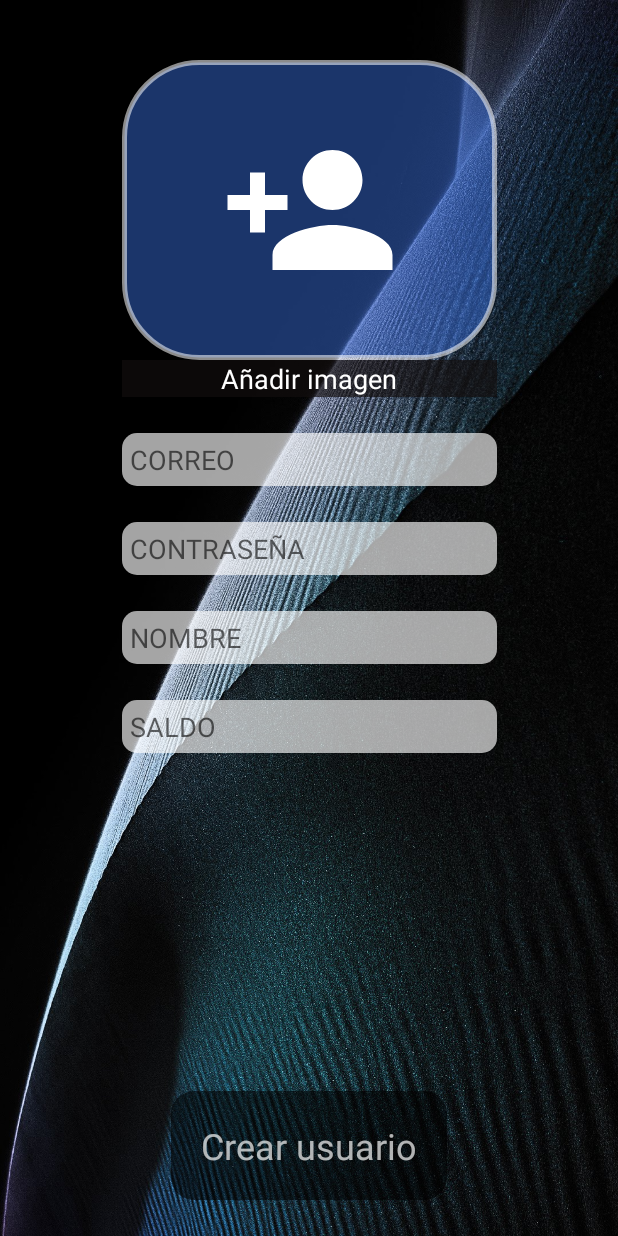
After one commit to Linkeriyo/PracticaMercadoMunicipal, an Android app: the RegisterActivity screen opened directly, with no data from a screen before it, on a phone screen of 412 x 824 dp. The commit adds this screen. Run offline under Robolectric (Android 15) with nearby library versions, the phone set to English and light mode, and no system bars; our stand-ins replace Firebase (no records; nobody signed in at launch, a user with empty details on screens opened directly).

Commit message:
registerActivity

```diff
--- a/app/src/main/AndroidManifest.xml
+++ b/app/src/main/AndroidManifest.xml
@@ -11,6 +11,7 @@
         android:roundIcon="@mipmap/ic_launcher_round"
         android:supportsRtl="true"
         android:theme="@style/Theme.PracticaMercadoMunicipal">
+        <activity android:name=".RegisterActivity"></activity>
         <activity android:name=".LoginActivity" />
         <activity android:name=".ProductsActivity" />
         <activity android:name=".StoresActivity" />
--- a/app/src/main/java/com/example/practicamercadomunicipal/LoginActivity.java
+++ b/app/src/main/java/com/example/practicamercadomunicipal/LoginActivity.java
@@ -8,6 +8,7 @@ import android.os.Bundle;
 import android.view.View;
 import android.widget.Button;
 import android.widget.EditText;
+import android.widget.TextView;
 import android.widget.Toast;
 
 import com.google.android.gms.tasks.OnCompleteListener;
@@ -24,26 +25,27 @@ public class LoginActivity extends AppCompatActivity {
 
         final EditText emailSign = (EditText) findViewById(R.id.editTextEmailAddressLogin);
         final EditText passwordSign = (EditText) findViewById(R.id.editTextPasswordLogin);
+        final TextView create = (TextView) findViewById((R.id.textViewRegister));
         Button login = (Button) findViewById(R.id.buttonLoginEmail);
 
         login.setOnClickListener(new View.OnClickListener() {
             @Override
             public void onClick(View v) {
                 if (emailSign.getText().toString().isEmpty() || passwordSign.getText().toString().isEmpty()) {
-                    Toast empty = Toast.makeText(getApplicationContext(), "Te has dejado uno de los campo en blanco", Toast.LENGTH_SHORT);
+                    Toast empty = Toast.makeText(getApplicationContext(), "Has dejado uno de los campo en blanco", Toast.LENGTH_SHORT);
                     empty.show();
                 } else {
                     FirebaseAuth.getInstance().signInWithEmailAndPassword(emailSign.getText().toString(), passwordSign.getText().toString()).addOnCompleteListener(new OnCompleteListener<AuthResult>() {
                         @Override
                         public void onComplete(@NonNull Task<AuthResult> task) {
                             if (task.isSuccessful()) {
-                                Toast correct = Toast.makeText(getApplicationContext(), "Se inició sesion satisfactoriamente", Toast.LENGTH_SHORT);
+                                Toast correct = Toast.makeText(getApplicationContext(), "Inicio de sesión satisfactorio", Toast.LENGTH_SHORT);
                                 correct.show();
                                 Intent nextActivityIntent = new Intent(getApplicationContext(), StoresActivity.class);
                                 startActivity(nextActivityIntent);
 
                             } else {
-                                Toast incorrect = Toast.makeText(getApplicationContext(), "No se pudo iniciar sesion, revisa los datos", Toast.LENGTH_SHORT);
+                                Toast incorrect = Toast.makeText(getApplicationContext(), "No se pudo iniciar sesion, revisa los campos", Toast.LENGTH_SHORT);
                                 incorrect.show();
                             }
                         }
@@ -51,5 +53,13 @@ public class LoginActivity extends AppCompatActivity {
                 }
             }
         });
+
+        create.setOnClickListener(new View.OnClickListener() {
+            @Override
+            public void onClick(View v) {
+                Intent nextActivityIntent = new Intent(getApplicationContext(), RegisterActivity.class);
+                startActivity(nextActivityIntent);
+            }
+        });
     }
 }
--- /dev/null
+++ b/app/src/main/java/com/example/practicamercadomunicipal/RegisterActivity.java
@@ -0,0 +1,83 @@
+package com.example.practicamercadomunicipal;
+
+import androidx.annotation.NonNull;
+import androidx.appcompat.app.AppCompatActivity;
+
+import android.os.Bundle;
+import android.view.View;
+import android.widget.Button;
+import android.widget.EditText;
+import android.widget.Toast;
+
+import com.example.practicamercadomunicipal.models.User;
+import com.google.android.gms.tasks.OnCompleteListener;
+import com.google.android.gms.tasks.Task;
+import com.google.firebase.analytics.FirebaseAnalytics;
+import com.google.firebase.auth.AuthResult;
+import com.google.firebase.auth.FirebaseAuth;
+import com.google.firebase.database.DatabaseReference;
+import com.google.firebase.database.FirebaseDatabase;
+
+public class RegisterActivity extends AppCompatActivity {
+
+    @Override
+    protected void onCreate(Bundle savedInstanceState) {
+        super.onCreate(savedInstanceState);
+        setContentView(R.layout.activity_register);
+
+
+        //Event Analytics
+        final FirebaseAnalytics analytics = FirebaseAnalytics.getInstance(this);
+        Bundle bundle = new Bundle();
+        bundle.putString("message", "Full Firebase integration");
+        analytics.logEvent("InitScreen", bundle);
+
+        /*Button accept = findViewById(R.id.buttonAcceptCreate);
+        final EditText email = findViewById(R.id.editTextEmailAddressCreate);
+        final EditText password = findViewById(R.id.editTextPasswordCreate);
+        final EditText name = findViewById(R.id.editTextName);
+        final EditText phone = findViewById(R.id.editTextPhone);
+        final EditText desc = findViewById(R.id.editTextDesc);
+
+        back.setOnClickListener(new View.OnClickListener() {
+            @Override
+            public void onClick(View v) {
+                finish();
+            }
+
+        });
+
+        accept.setOnClickListener(new View.OnClickListener() {
+            @Override
+            public void onClick(View v) {
+                if (email.getText().toString().isEmpty() || password.getText().toString().isEmpty() || name.getText().toString().isEmpty() || phone.getText().toString().isEmpty() || desc.getText().toString().isEmpty()) {
+                    Toast empty = Toast.makeText(getApplicationContext(), "You have left a blank", Toast.LENGTH_SHORT);
+                    empty.show();
+                } else {
+                    final FirebaseAuth auth = FirebaseAuth.getInstance();
+                    auth.createUserWithEmailAndPassword(email.getText().toString(), password.getText().toString()).addOnCompleteListener(new OnCompleteListener<AuthResult>() {
+                        @Override
+                        public void onComplete(@NonNull Task<AuthResult> task) {
+                            if (task.isSuccessful()) {
+                                Toast correct = Toast.makeText(getApplicationContext(), "User created successfully", Toast.LENGTH_SHORT);
+                                correct.show();
+                                newUser(auth.getCurrentUser().getUid(), name.getText().toString(), phone.getText().toString(), desc.getText().toString());
+                                finish();
+                            } else {
+                                Toast incorrect = Toast.makeText(getApplicationContext(), "User could not be created, check email and password", Toast.LENGTH_SHORT);
+                                incorrect.show();
+                            }
+                        }
+                    });
+                }
+            }
+        });
+    }
+
+    public void newUser(String id, String name, String mobile, String desc) {
+        User user = new User(id, name, mobile, desc);
+
+        DatabaseReference mDatabase = FirebaseDatabase.getInstance().getReference();
+        mDatabase.child("users").child(id).setValue(user);*/
+    }
+}
--- /dev/null
+++ b/app/src/main/res/drawable/ic_baseline_person_add_24.xml
@@ -0,0 +1,5 @@
+<vector android:height="120dp" android:tint="#FFFFFF"
+    android:viewportHeight="24" android:viewportWidth="24"
+    android:width="120dp" xmlns:android="http://schemas.android.com/apk/res/android">
+    <path android:fillColor="@android:color/white" android:pathData="M15,12c2.21,0 4,-1.79 4,-4s-1.79,-4 -4,-4 -4,1.79 -4,4 1.79,4 4,4zM6,10L6,7L4,7v3L1,10v2h3v3h2v-3h3v-2L6,10zM15,14c-2.67,0 -8,1.34 -8,4v2h16v-2c0,-2.66 -5.33,-4 -8,-4z"/>
+</vector>
--- a/app/src/main/res/drawable/round_button_register.xml
+++ b/app/src/main/res/drawable/round_button_imagen.xml
@@ -5,7 +5,7 @@
 
     <!-- view background color -->
     <solid
-        android:color="#85DC28DC" >
+        android:color="#793970DF" >
     </solid>
 
     <!-- view border color and width -->
@@ -24,7 +24,7 @@
 
     <!-- Here is the corner radius -->
     <corners
-        android:radius="10dp"   >
+        android:radius="50dp"   >
     </corners>
 
 </shape>
--- /dev/null
+++ b/app/src/main/res/drawable/round_button_register_activity.xml
@@ -0,0 +1,5 @@
+<?xml version="1.0" encoding="utf-8"?>
+<shape xmlns:android="http://schemas.android.com/apk/res/android">
+    <corners android:radius="10dp" />
+    <solid android:color="#A4FFFFFF" />
+</shape>
--- /dev/null
+++ b/app/src/main/res/drawable/round_button_register_create.xml
@@ -0,0 +1,5 @@
+<?xml version="1.0" encoding="utf-8"?>
+<shape xmlns:android="http://schemas.android.com/apk/res/android">
+    <corners android:radius="15dp" />
+    <solid android:color="#8F000000" />
+</shape>
--- a/app/src/main/res/layout/activity_login.xml
+++ b/app/src/main/res/layout/activity_login.xml
@@ -36,7 +36,7 @@
         android:layout_marginTop="24dp"
         android:background="@drawable/round_button_login"
         android:ems="10"
-        android:hint="USUARIO"
+        android:hint="CORREO"
         android:inputType="textEmailAddress"
         android:padding="5dp"
         app:layout_constraintEnd_toEndOf="@+id/imageView"
--- /dev/null
+++ b/app/src/main/res/layout/activity_register.xml
@@ -0,0 +1,104 @@
+<?xml version="1.0" encoding="utf-8"?>
+<androidx.constraintlayout.widget.ConstraintLayout xmlns:android="http://schemas.android.com/apk/res/android"
+    xmlns:app="http://schemas.android.com/apk/res-auto"
+    xmlns:tools="http://schemas.android.com/tools"
+    android:layout_width="match_parent"
+    android:layout_height="match_parent"
+    android:background="@drawable/backgroundregister"
+    tools:context=".RegisterActivity">
+
+    <EditText
+        android:id="@+id/editTextBalanceRegister"
+        android:layout_width="250dp"
+        android:layout_height="wrap_content"
+        android:layout_marginTop="24dp"
+        android:background="@drawable/round_button_register_activity"
+        android:ems="10"
+        android:hint="SALDO"
+        android:inputType="textEmailAddress"
+        android:padding="5dp"
+        app:layout_constraintEnd_toEndOf="@+id/editTextNameRegister"
+        app:layout_constraintStart_toStartOf="@+id/editTextNameRegister"
+        app:layout_constraintTop_toBottomOf="@+id/editTextNameRegister" />
+
+    <EditText
+        android:id="@+id/editTextNameRegister"
+        android:layout_width="250dp"
+        android:layout_height="wrap_content"
+        android:layout_marginTop="24dp"
+        android:background="@drawable/round_button_register_activity"
+        android:ems="10"
+        android:hint="NOMBRE"
+        android:inputType="textEmailAddress"
+        android:padding="5dp"
+        app:layout_constraintEnd_toEndOf="@+id/editTextPasswordRegister"
+        app:layout_constraintStart_toStartOf="@+id/editTextPasswordRegister"
+        app:layout_constraintTop_toBottomOf="@+id/editTextPasswordRegister" />
+
+    <EditText
+        android:id="@+id/editTextEmailAddressRegister"
+        android:layout_width="250dp"
+        android:layout_height="wrap_content"
+        android:layout_marginTop="24dp"
+        android:background="@drawable/round_button_register_activity"
+        android:ems="10"
+        android:hint="CORREO"
+        android:inputType="textEmailAddress"
+        android:padding="5dp"
+        app:layout_constraintEnd_toEndOf="@+id/imageButton"
+        app:layout_constraintStart_toStartOf="@+id/imageButton"
+        app:layout_constraintTop_toBottomOf="@+id/textViewImagen" />
+
+    <EditText
+        android:id="@+id/editTextPasswordRegister"
+        android:layout_width="250dp"
+        android:layout_height="wrap_content"
+        android:layout_marginTop="24dp"
+        android:background="@drawable/round_button_register_activity"
+        android:ems="10"
+        android:hint="CONTRASEÑA"
+        android:inputType="textEmailAddress"
+        android:padding="5dp"
+        app:layout_constraintEnd_toEndOf="@+id/editTextEmailAddressRegister"
+        app:layout_constraintStart_toStartOf="@+id/editTextEmailAddressRegister"
+        app:layout_constraintTop_toBottomOf="@+id/editTextEmailAddressRegister" />
+
+    <ImageButton
+        android:id="@+id/imageButton"
+        android:layout_width="250dp"
+        android:layout_height="200dp"
+        android:layout_marginTop="40dp"
+        android:background="@drawable/round_button_imagen"
+        app:layout_constraintEnd_toEndOf="parent"
+        app:layout_constraintStart_toStartOf="parent"
+        app:layout_constraintTop_toTopOf="parent"
+        app:srcCompat="@drawable/ic_baseline_person_add_24" />
+
+    <TextView
+        android:id="@+id/textViewImagen"
+        android:layout_width="250dp"
+        android:layout_height="wrap_content"
+        android:background="#AB120E0E"
+        android:text="Añadir imagen"
+        android:textAlignment="center"
+        android:textColor="#FFFFFF"
+        android:textSize="18sp"
+        app:layout_constraintEnd_toEndOf="@+id/imageButton"
+        app:layout_constraintStart_toStartOf="@+id/imageButton"
+        app:layout_constraintTop_toBottomOf="@+id/imageButton" />
+
+    <TextView
+        android:id="@+id/textViewCreate"
+        android:layout_width="wrap_content"
+        android:layout_height="wrap_content"
+        android:layout_marginBottom="24dp"
+        android:background="@drawable/round_button_register_create"
+        android:padding="20dp"
+        android:text="Crear usuario"
+        android:textColor="#B0FFFFFF"
+        android:textSize="24dp"
+        app:layout_constraintBottom_toBottomOf="parent"
+        app:layout_constraintEnd_toEndOf="parent"
+        app:layout_constraintStart_toStartOf="parent" />
+
+</androidx.constraintlayout.widget.ConstraintLayout>
```
Also changed, not shown: app/src/main/res/drawable/backgroundregister.png (added).
